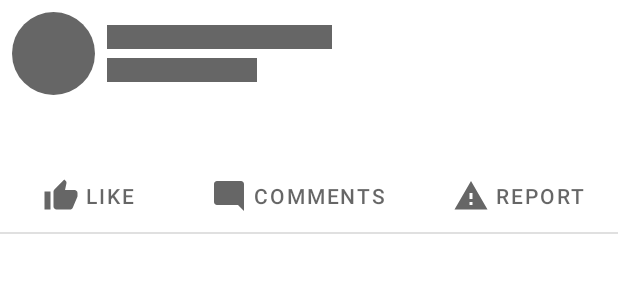
After one commit to karimsinouh/SocialMediaApp, an Android app: the layout item_post.xml on its own in the app's theme, with its tools: preview values and no code run, on a phone screen of 412 x 824 dp. The commit adds this screen. Shown: the top 300 px of the screen. Run offline under Robolectric (Android 15) with nearby library versions, the phone set to English and light mode, and no system bars.

Commit message:
post item

```diff
--- /dev/null
+++ b/app/src/main/res/drawable/circle.xml
@@ -0,0 +1,6 @@
+<?xml version="1.0" encoding="utf-8"?>
+<shape android:shape="oval"  xmlns:android="http://schemas.android.com/apk/res/android">
+
+    <solid android:color="?attr/colorControlNormal"/>
+
+</shape>
--- /dev/null
+++ b/app/src/main/res/drawable/ic_comment.xml
@@ -0,0 +1,10 @@
+<vector xmlns:android="http://schemas.android.com/apk/res/android"
+    android:width="24dp"
+    android:height="24dp"
+    android:viewportWidth="24"
+    android:viewportHeight="24"
+    android:tint="?attr/colorControlNormal">
+  <path
+      android:fillColor="@android:color/white"
+      android:pathData="M21.99,4c0,-1.1 -0.89,-2 -1.99,-2H4c-1.1,0 -2,0.9 -2,2v12c0,1.1 0.9,2 2,2h14l4,4 -0.01,-18z"/>
+</vector>
--- /dev/null
+++ b/app/src/main/res/drawable/ic_like.xml
@@ -0,0 +1,10 @@
+<vector xmlns:android="http://schemas.android.com/apk/res/android"
+    android:width="24dp"
+    android:height="24dp"
+    android:viewportWidth="24"
+    android:viewportHeight="24"
+    android:tint="?attr/colorControlNormal">
+  <path
+      android:fillColor="@android:color/white"
+      android:pathData="M1,21h4L5,9L1,9v12zM23,10c0,-1.1 -0.9,-2 -2,-2h-6.31l0.95,-4.57 0.03,-0.32c0,-0.41 -0.17,-0.79 -0.44,-1.06L14.17,1 7.59,7.59C7.22,7.95 7,8.45 7,9v10c0,1.1 0.9,2 2,2h9c0.83,0 1.54,-0.5 1.84,-1.22l3.02,-7.05c0.09,-0.23 0.14,-0.47 0.14,-0.73v-2z"/>
+</vector>
--- /dev/null
+++ b/app/src/main/res/drawable/ic_report.xml
@@ -0,0 +1,10 @@
+<vector xmlns:android="http://schemas.android.com/apk/res/android"
+    android:width="24dp"
+    android:height="24dp"
+    android:viewportWidth="24"
+    android:viewportHeight="24"
+    android:tint="?attr/colorControlNormal">
+  <path
+      android:fillColor="@android:color/white"
+      android:pathData="M1,21h22L12,2 1,21zM13,18h-2v-2h2v2zM13,14h-2v-4h2v4z"/>
+</vector>
--- a/app/src/main/res/drawable/follow_selected.xml
+++ b/app/src/main/res/drawable/line.xml
@@ -1,7 +1,6 @@
 <?xml version="1.0" encoding="utf-8"?>
 <shape xmlns:android="http://schemas.android.com/apk/res/android">
 
-    <solid android:color="@color/purple_500"/>
-    <corners android:radius="40dp"/>
+    <solid android:color="?attr/colorControlNormal"/>
 
 </shape>
--- /dev/null
+++ b/app/src/main/res/layout/item_post.xml
@@ -0,0 +1,74 @@
+<?xml version="1.0" encoding="utf-8"?>
+<LinearLayout xmlns:android="http://schemas.android.com/apk/res/android"
+    xmlns:app="http://schemas.android.com/apk/res-auto"
+    xmlns:tools="http://schemas.android.com/tools"
+    android:layout_width="match_parent"
+    android:layout_height="wrap_content"
+    android:orientation="vertical">
+
+    <include layout="@layout/item_user" android:id="@+id/userSection"/>
+
+    <TextView
+        android:id="@+id/text"
+        android:layout_width="match_parent"
+        android:layout_height="wrap_content"
+        android:padding="8dp" />
+
+    <ImageView
+        android:visibility="gone"
+        android:id="@+id/picture"
+        android:layout_width="match_parent"
+        android:layout_height="250dp"
+        android:scaleType="centerCrop"
+        tools:srcCompat="@tools:sample/avatars" />
+
+    <LinearLayout
+        android:layout_width="match_parent"
+        android:layout_height="match_parent"
+        android:orientation="horizontal">
+
+        <com.google.android.material.button.MaterialButton
+            android:textColor="?attr/colorControlNormal"
+            app:iconTint="?attr/colorControlNormal"
+            android:id="@+id/like"
+            style="@style/Widget.MaterialComponents.Button.TextButton"
+            android:layout_width="wrap_content"
+            android:layout_height="wrap_content"
+            android:layout_weight="1"
+            android:text="Like"
+            app:icon="@drawable/ic_like"
+            app:iconGravity="textStart" />
+
+        <com.google.android.material.button.MaterialButton
+            android:id="@+id/comments"
+            android:textColor="?attr/colorControlNormal"
+            app:iconTint="?attr/colorControlNormal"
+            app:icon="@drawable/ic_comment"
+            app:iconGravity="textStart"
+            style="@style/Widget.MaterialComponents.Button.TextButton"
+            android:layout_width="wrap_content"
+            android:layout_height="wrap_content"
+            android:layout_weight="1"
+            android:text="Comments" />
+
+        <com.google.android.material.button.MaterialButton
+            android:id="@+id/report"
+            android:textColor="?attr/colorControlNormal"
+            app:iconTint="?attr/colorControlNormal"
+            app:icon="@drawable/ic_report"
+            app:iconGravity="textStart"
+            style="@style/Widget.MaterialComponents.Button.TextButton"
+            android:layout_width="wrap_content"
+            android:layout_height="wrap_content"
+            android:layout_weight="1"
+            android:text="Report" />
+
+    </LinearLayout>
+
+    <View
+        android:id="@+id/divider3"
+        android:layout_width="match_parent"
+        android:layout_height="1dp"
+        android:background="?android:attr/listDivider" />
+
+</LinearLayout>
--- /dev/null
+++ b/app/src/main/res/layout/item_user.xml
@@ -0,0 +1,94 @@
+<?xml version="1.0" encoding="utf-8"?>
+<androidx.constraintlayout.widget.ConstraintLayout xmlns:android="http://schemas.android.com/apk/res/android"
+    xmlns:app="http://schemas.android.com/apk/res-auto"
+    xmlns:tools="http://schemas.android.com/tools"
+    android:layout_width="match_parent"
+    android:layout_height="wrap_content">
+
+    <LinearLayout
+        android:layout_width="match_parent"
+        android:layout_height="wrap_content"
+        android:orientation="horizontal"
+        android:padding="8dp"
+        app:layout_constraintBottom_toBottomOf="parent"
+        app:layout_constraintEnd_toEndOf="parent"
+        app:layout_constraintStart_toStartOf="parent"
+        app:layout_constraintTop_toTopOf="parent">
+
+        <com.google.android.material.imageview.ShapeableImageView
+            android:id="@+id/user_picture"
+            android:layout_width="54dp"
+            android:layout_height="55dp"
+            android:scaleType="centerCrop"
+            app:shapeAppearanceOverlay="@style/circleImageView"
+            tools:srcCompat="@tools:sample/avatars[0]" />
+
+
+        <LinearLayout
+            android:layout_width="match_parent"
+            android:layout_height="wrap_content"
+            android:layout_gravity="center_vertical"
+            android:layout_marginStart="8dp"
+            android:orientation="vertical">
+
+            <TextView
+                android:id="@+id/userName"
+                android:layout_width="wrap_content"
+                android:layout_height="wrap_content"
+                android:layout_weight="1"
+                android:maxLines="1"
+                android:textAppearance="@style/TextAppearance.AppCompat.Body1"
+                android:textSize="20sp" />
+
+            <TextView
+                android:id="@+id/subText"
+                android:layout_width="wrap_content"
+                android:layout_height="wrap_content"
+                android:layout_weight="1"
+                android:maxLines="1" />
+        </LinearLayout>
+
+
+    </LinearLayout>
+
+    <LinearLayout
+        android:id="@+id/placeholder"
+        android:layout_width="match_parent"
+        android:layout_height="wrap_content"
+        android:orientation="horizontal"
+        android:padding="8dp"
+        app:layout_constraintBottom_toBottomOf="parent"
+        app:layout_constraintEnd_toEndOf="parent"
+        app:layout_constraintStart_toStartOf="parent"
+        app:layout_constraintTop_toTopOf="parent">
+
+        <View
+            android:layout_width="55dp"
+            android:layout_height="55dp"
+            android:background="@drawable/circle" />
+
+
+        <LinearLayout
+            android:layout_width="match_parent"
+            android:layout_height="wrap_content"
+            android:layout_gravity="center_vertical"
+            android:layout_marginStart="8dp"
+            android:orientation="vertical">
+
+            <View
+                android:layout_width="150dp"
+                android:layout_height="16dp"
+                android:layout_marginBottom="6dp"
+                android:background="@drawable/line" />
+
+            <View
+                android:layout_width="100dp"
+                android:layout_height="16dp"
+                android:background="@drawable/line" />
+
+        </LinearLayout>
+
+
+    </LinearLayout>
+
+</androidx.constraintlayout.widget.ConstraintLayout>
```
